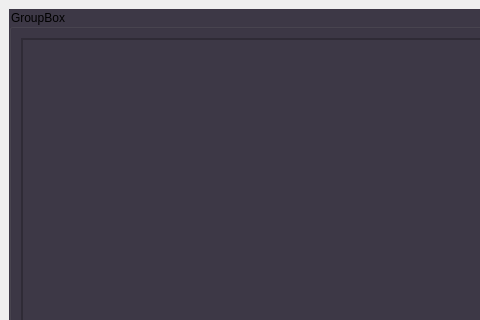
Above: interface.ui from Med-Marz/Fennec before the change; both pictures show x 0 to 480 and y 0 to 320 of the 895 by 600 pixel window. Below: the same form after it.
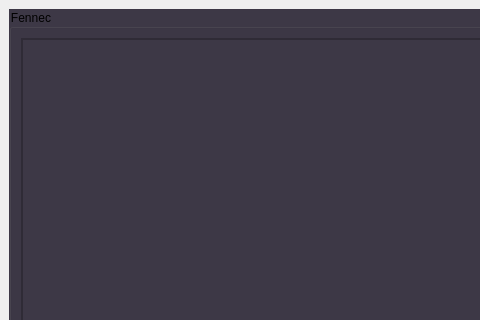
That is the form after the change. Icons and pictures are not drawn.

Commit message: fix logo and subtitle

Patch:
```diff
--- a/interface.ui
+++ b/interface.ui
@@ -25,7 +25,7 @@
        <string notr="true">background-color: rgb(61, 56, 70);</string>
       </property>
       <property name="title">
-       <string>GroupBox</string>
+       <string>Fennec</string>
       </property>
       <layout class="QGridLayout" name="gridLayout_2">
        <item row="0" column="0" colspan="2">
```
Left out of the diff: 2 changed lines with no effect on the pictures.
